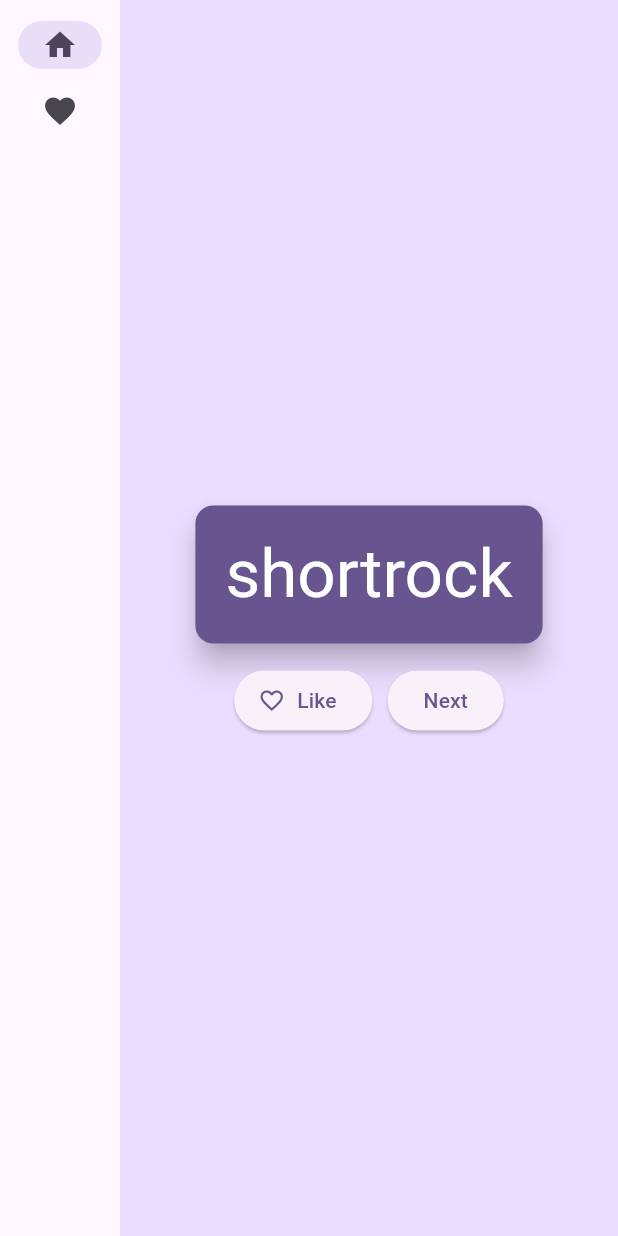
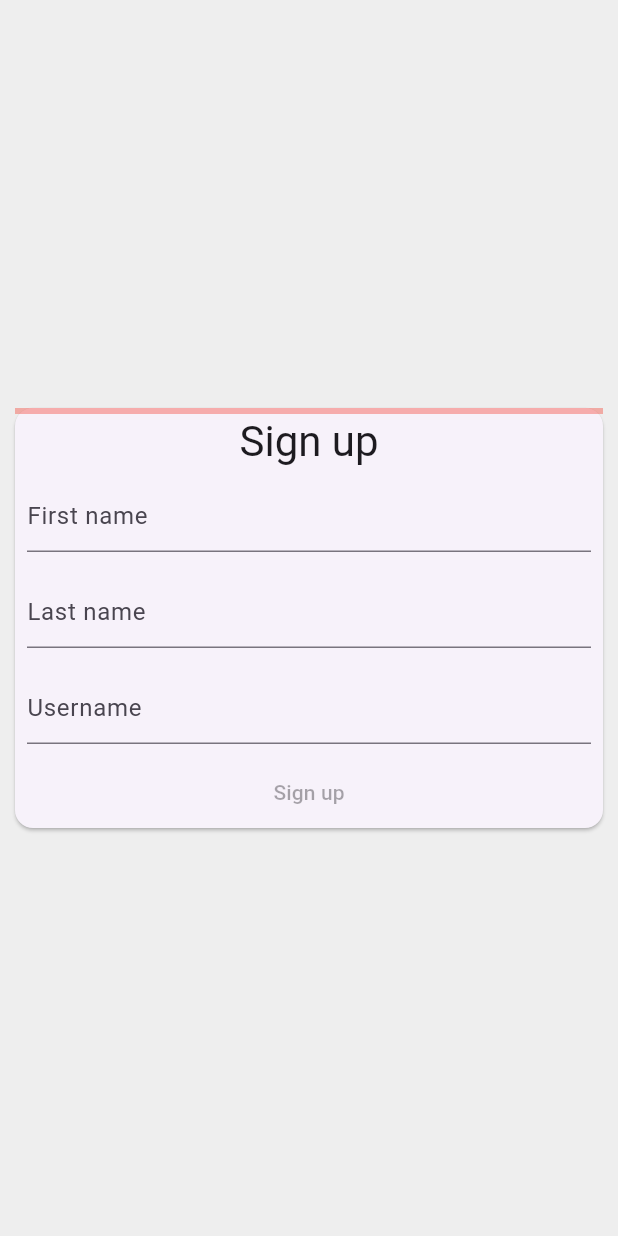
Before and after one commit to DavidReinon/flutter_first_app, a Flutter app: the screen it shows after launch, on a phone screen of 412 x 824 dp. Run offline on Flutter 3.47's test engine with Material 3 defaults, Android fonts, the phone set to English and light mode, and no system bars.

Commit message:
signup example web app

```diff
--- a/lib/main.dart
+++ b/lib/main.dart
@@ -1,149 +1,139 @@
-import 'package:english_words/english_words.dart';
 import 'package:flutter/material.dart';
-import 'package:provider/provider.dart';
 
-void main() {
-  runApp(MyApp());
-}
+void main() => runApp(const SignUpApp());
 
-class MyApp extends StatelessWidget {
-  const MyApp({super.key});
+class SignUpApp extends StatelessWidget {
+  const SignUpApp({super.key});
 
   @override
   Widget build(BuildContext context) {
-    return ChangeNotifierProvider(
-      create: (context) => MyAppState(),
-      child: MaterialApp(
-        title: 'Namer App',
-        theme: ThemeData(
-          useMaterial3: true,
-          colorScheme: ColorScheme.fromSeed(seedColor: Colors.deepPurple),
+    return MaterialApp(
+      routes: {
+        '/': (context) => const SignUpScreen(),
+        '/welcome': (context) => const WelcomeScreen(),
+      },
+    );
+  }
+}
+
+class SignUpScreen extends StatelessWidget {
+  const SignUpScreen({super.key});
+
+  @override
+  Widget build(BuildContext context) {
+    return Scaffold(
+      backgroundColor: Colors.grey[200],
+      body: const Center(
+        child: SizedBox(
+          width: 400,
+          child: Card(
+            child: SignUpForm(),
           ),
-        home: MyHomePage(),
+        ),
       ),
     );
   }
 }
 
-class MyAppState extends ChangeNotifier {
-  var current = WordPair.random();
+class WelcomeScreen extends StatelessWidget {
+  const WelcomeScreen({super.key});
 
-  void getNext() {
-    current = WordPair.random();
-    notifyListeners();
-  }
-
-  var favorites = <WordPair>[];
-
-  void toggleFavorite() {
-    if (favorites.contains(current)) {
-      favorites.remove(current);
-    } else {
-      favorites.add(current);
-    }
-    notifyListeners();
+  @override
+  Widget build(BuildContext context) {
+    return Scaffold(
+      body: Center(
+        child: Text(
+          'Welcome!',
+          style: Theme.of(context).textTheme.displayMedium,
+        ),
+      ),
+    );
   }
 }
 
-// ...
+class SignUpForm extends StatefulWidget {
+  const SignUpForm({super.key});
 
-class MyHomePage extends StatefulWidget {
   @override
-  State<MyHomePage> createState() => _MyHomePageState();
+  State<SignUpForm> createState() => _SignUpFormState();
 }
 
-class _MyHomePageState extends State<MyHomePage> {
-  var selectedIndex = 0;
+class _SignUpFormState extends State<SignUpForm> {
+  final _firstNameTextController = TextEditingController();
+  final _lastNameTextController = TextEditingController();
+  final _usernameTextController = TextEditingController();
+
+  double _formProgress = 0;
+
+  void _showWelcomeScreen() {
+    Navigator.of(context).pushNamed('/welcome');
+  }
+
+  void _updateFormProgress() {
+    var progress = 0.0;
+    final controllers = [
+      _firstNameTextController,
+      _lastNameTextController,
+      _usernameTextController
+    ];
+
+    for (final controller in controllers) {
+      if (controller.value.text.isNotEmpty) {
+        progress += 1 / controllers.length;
+      }
+    }
+
+    setState(() {
+      _formProgress = progress;
+    });
+  }
 
   @override
   Widget build(BuildContext context) {
-    Widget page;
-    switch (selectedIndex) {
-      case 0:
-        page = GeneratorPage();
-        break;
-      case 1:
-        page = GenerateFavorites();
-        break;
-      default:
-        throw UnimplementedError('no widget for $selectedIndex');
-    }
-
-    return LayoutBuilder(builder: (context, constraints) {
-      return Scaffold(
-        body: Row(
+    return Form(
+      onChanged: _updateFormProgress, // NEW
+      child: Column(
+        mainAxisSize: MainAxisSize.min,
         children: [
-            SafeArea(
-              child: NavigationRail(
-                extended: constraints.maxWidth >= 600,
-                destinations: [
-                  NavigationRailDestination(
-                    icon: Icon(Icons.home),
-                    label: Text('Home'),
-                  ),
-                  NavigationRailDestination(
-                    icon: Icon(Icons.favorite),
-                    label: Text('Favorites'),
-                  ),
-                ],
-                selectedIndex: selectedIndex,
-                onDestinationSelected: (value) {
-                  setState(() {
-                    selectedIndex = value;
-                  });
-                },
+          AnimatedProgressIndicator(value: _formProgress), // NEW
+          Text('Sign up', style: Theme.of(context).textTheme.headlineMedium),
+          Padding(
+            padding: const EdgeInsets.all(8),
+            child: TextFormField(
+              controller: _firstNameTextController,
+              decoration: const InputDecoration(hintText: 'First name'),
             ),
           ),
-            Expanded(
-              child: Container(
-                color: Theme.of(context).colorScheme.primaryContainer,
-                child: page,
+          Padding(
+            padding: const EdgeInsets.all(8),
+            child: TextFormField(
+              controller: _lastNameTextController,
+              decoration: const InputDecoration(hintText: 'Last name'),
             ),
           ),
-          ],
+          Padding(
+            padding: const EdgeInsets.all(8),
+            child: TextFormField(
+              controller: _usernameTextController,
+              decoration: const InputDecoration(hintText: 'Username'),
             ),
-      );
-    });
-  }
-}
-
-class GeneratorPage extends StatelessWidget {
-  @override
-  Widget build(BuildContext context) {
-    var appState = context.watch<MyAppState>();
-    var pair = appState.current;
-
-    IconData icon;
-    if (appState.favorites.contains(pair)) {
-      icon = Icons.favorite;
-    } else {
-      icon = Icons.favorite_border;
-    }
-
-    return Center(
-      child: Column(
-        mainAxisAlignment: MainAxisAlignment.center,
-        children: [
-          BigCard(pair: pair),
-          SizedBox(height: 10),
-          Row(
-            mainAxisSize: MainAxisSize.min,
-            children: [
-              ElevatedButton.icon(
-                onPressed: () {
-                  appState.toggleFavorite();
-                },
-                icon: Icon(icon),
-                label: Text('Like'),
           ),
-              SizedBox(width: 10),
-              ElevatedButton(
-                onPressed: () {
-                  appState.getNext();
-                },
-                child: Text('Next'),
+          TextButton(
+            style: ButtonStyle(
+              foregroundColor: MaterialStateProperty.resolveWith((states) {
+                return states.contains(MaterialState.disabled)
+                    ? null
+                    : Colors.white;
+              }),
+              backgroundColor: MaterialStateProperty.resolveWith((states) {
+                return states.contains(MaterialState.disabled)
+                    ? null
+                    : Colors.blue;
+              }),
             ),
-            ],
+            onPressed:
+                _formProgress == 1 ? _showWelcomeScreen : null, // UPDATED
+            child: const Text('Sign up'),
           ),
         ],
       ),
@@ -151,60 +141,68 @@ class GeneratorPage extends StatelessWidget {
   }
 }
 
-// ...
+class AnimatedProgressIndicator extends StatefulWidget {
+  final double value;
 
-class BigCard extends StatelessWidget {
-  const BigCard({
+  const AnimatedProgressIndicator({
     super.key,
-    required this.pair,
+    required this.value,
   });
 
-  final WordPair pair;
+  @override
+  State<AnimatedProgressIndicator> createState() {
+    return _AnimatedProgressIndicatorState();
+  }
+}
+
+class _AnimatedProgressIndicatorState extends State<AnimatedProgressIndicator>
+    with SingleTickerProviderStateMixin {
+  late AnimationController _controller;
+  late Animation<Color?> _colorAnimation;
+  late Animation<double> _curveAnimation;
+
+  @override
+  void initState() {
+    super.initState();
+    _controller = AnimationController(
+      duration: const Duration(milliseconds: 1200),
+      vsync: this,
+    );
+
+    final colorTween = TweenSequence([
+      TweenSequenceItem(
+        tween: ColorTween(begin: Colors.red, end: Colors.orange),
+        weight: 1,
+      ),
+      TweenSequenceItem(
+        tween: ColorTween(begin: Colors.orange, end: Colors.yellow),
+        weight: 1,
+      ),
+      TweenSequenceItem(
+        tween: ColorTween(begin: Colors.yellow, end: Colors.green),
+        weight: 1,
+      ),
+    ]);
+
+    _colorAnimation = _controller.drive(colorTween);
+    _curveAnimation = _controller.drive(CurveTween(curve: Curves.easeIn));
+  }
+
+  @override
+  void didUpdateWidget(oldWidget) {
+    super.didUpdateWidget(oldWidget);
+    _controller.animateTo(widget.value);
+  }
 
   @override
   Widget build(BuildContext context) {
-    final theme = Theme.of(context);
-    final style = theme.textTheme.displayMedium!.copyWith(
-      color: theme.colorScheme.onPrimary,
-    );
-
-    return Card(
-      elevation: 8,
-      color: theme.colorScheme.primary,
-      child: Padding(
-        padding: const EdgeInsets.all(20),
-        child: Text(
-          pair.asLowerCase,
-          style: style,
-          semanticsLabel: "${pair.first} ${pair.second}",
-        ),
+    return AnimatedBuilder(
+      animation: _controller,
+      builder: (context, child) => LinearProgressIndicator(
+        value: _curveAnimation.value,
+        valueColor: _colorAnimation,
+        backgroundColor: _colorAnimation.value?.withOpacity(0.4),
       ),
     );
   }
 }
-
-class GenerateFavorites extends StatelessWidget {
-  @override
-  Widget build(BuildContext context) {
-    var appState = context.watch<MyAppState>();
-    var favoritesList = appState.favorites;
-
-    if (appState.favorites.isEmpty) {
-      return Center(
-        child: Text('No favorites yet.'),
-      );
-    }
-
-    return ListView.builder(
-      itemCount: favoritesList.length,
-      itemBuilder: (context, index) {
-        var pair = favoritesList[index];
-        return ListTile(
-          leading: Icon(Icons.favorite),
-          title: Text(pair.asLowerCase),
-          subtitle: Text("The word is: ${pair.first} ${pair.second}"),
-        );
-      },
-    );
-  }
-}
```
Also changed, not shown: 1 other file. Lines whose indentation alone changed are shown as unchanged.
